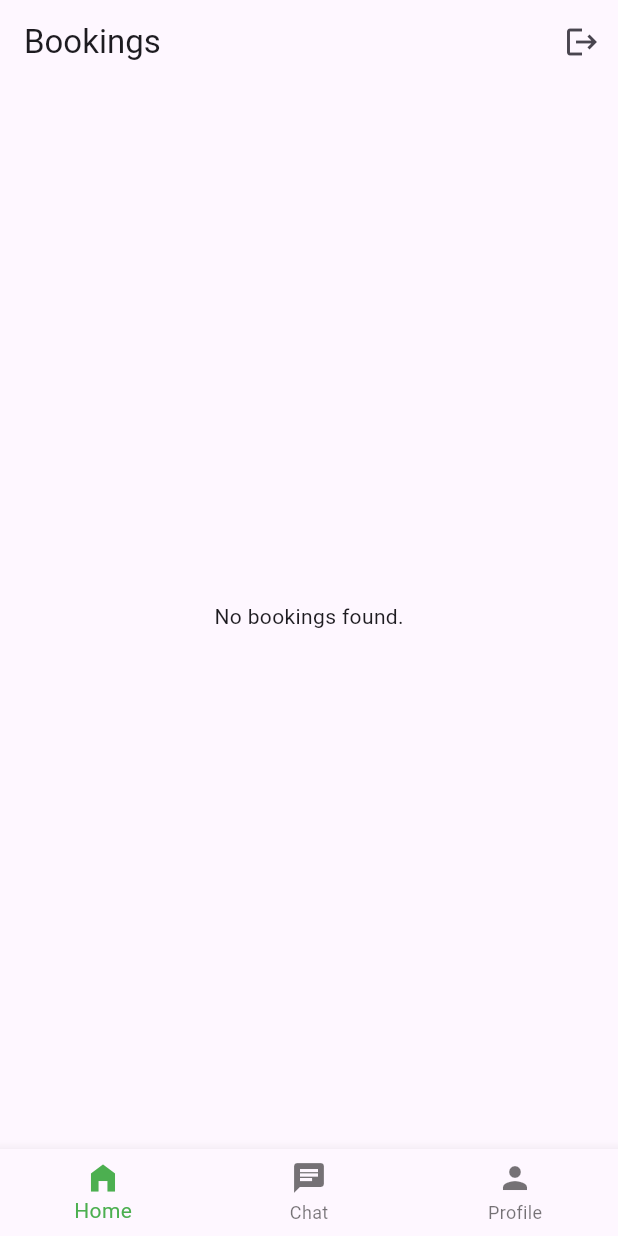
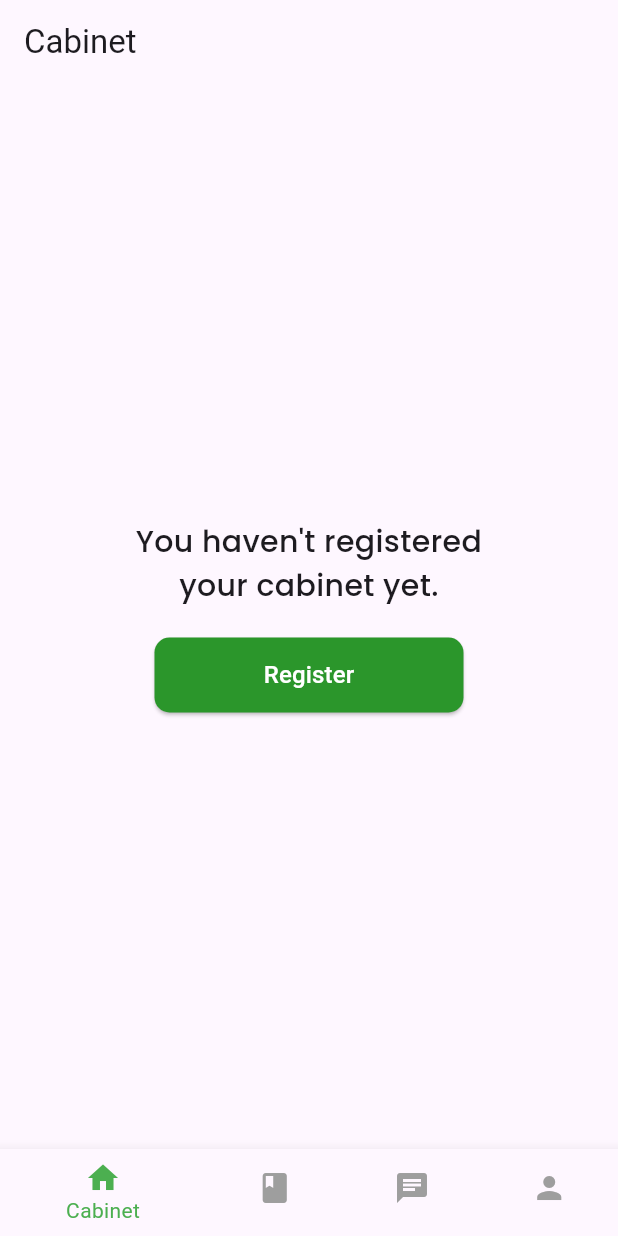
Before and after one commit to mattgorbava/doctors_app, a Flutter app: the DoctorHomePage screen opened directly with empty values, on a phone screen of 412 x 824 dp. Run offline on Flutter 3.47's test engine with Material 3 defaults, Android fonts, the phone set to English and light mode, and no system bars; our stand-ins replace cached_network_image, dio, file_picker, firebase_auth, firebase_core, firebase_database and 9 more; missing offline and left inert: cloudinary_public, flutter_polyline_points; accounts and stored records are empty; network calls fail.

Commit message:
Doctor CV can now be opened. Doctor can now register cabinet

```diff
--- a/lib/.env.dart
+++ b/lib/.env.dart
@@ -1 +1 @@
-const String googleAPIKey = 'AIzaSyDw1Dc1Trl7UFhdLUtK-YkJxtYwK3UhDg8';
+const String googleAPIKey = '';
--- a/lib/auth/register_screen.dart
+++ b/lib/auth/register_screen.dart
@@ -52,7 +52,7 @@ class _RegisterPageState extends State<RegisterPage> {
   var logger = Logger();
 
   final cloudinary = CloudinaryPublic(
-    'do7w8aw8e',
+    '',
     'doctors-app',
     cache: false,
   );
--- /dev/null
+++ b/lib/doctor/cabinet_page.dart
@@ -0,0 +1,105 @@
+import 'package:doctors_app/doctor/register_cabinet_page.dart';
+import 'package:doctors_app/model/cabinet.dart';
+import 'package:firebase_auth/firebase_auth.dart';
+import 'package:firebase_database/firebase_database.dart';
+import 'package:flutter/material.dart';
+import 'package:google_fonts/google_fonts.dart';
+
+class CabinetPage extends StatefulWidget {
+  const CabinetPage({super.key});
+
+  @override
+  State<CabinetPage> createState() => _CabinetPageState();
+}
+
+class _CabinetPageState extends State<CabinetPage> {
+  final FirebaseAuth _auth = FirebaseAuth.instance;
+  final DatabaseReference _db = FirebaseDatabase.instance.ref();
+
+  Cabinet? _cabinet;
+  bool _isLoading = true;
+
+  @override
+  void initState() {
+    super.initState();
+    _fetchCabinet();
+  }
+
+  Future<void> _fetchCabinet() async {
+    String? currentUserId = _auth.currentUser?.uid;
+    if (currentUserId != null) {
+      final cabinetReference = await FirebaseDatabase.instance.ref().child('Cabinets').child(currentUserId).once();
+      Cabinet? cabinet;
+      if (cabinetReference.snapshot.exists) {
+        final snapshot = await _db
+          .child('Cabinets')
+          .orderByChild('doctorId')
+          .equalTo(currentUserId)
+          .once();
+
+
+        if (snapshot.snapshot.exists) {
+          cabinet = Cabinet.fromMap(snapshot.snapshot.value as Map<String, dynamic>);
+        }
+
+      }
+      setState(() {
+        _cabinet = cabinet;
+        _isLoading = false;
+      });
+    }
+  }
+
+  @override
+  Widget build(BuildContext context) {
+    return _isLoading ? const Center(child: CircularProgressIndicator(),)
+      : Scaffold(
+          appBar: AppBar(
+            title: const Text('Cabinet'),
+            automaticallyImplyLeading: false,
+          ),
+          body: _cabinet == null ? Center(child: Column(
+            mainAxisAlignment: MainAxisAlignment.center,
+            children: [
+              Text('You haven\'t registered\nyour cabinet yet.',
+                style: GoogleFonts.poppins(fontSize: 20, fontWeight: FontWeight.w500),
+                textAlign: TextAlign.center,
+              ),
+              const SizedBox(height: 20,),
+              SizedBox(
+                  width: 0.5 * MediaQuery.of(context).size.width,
+                  height: 50,
+                  child: ElevatedButton(
+                    onPressed: () {
+                      Navigator.of(context).push(MaterialPageRoute(builder: (context) => const RegisterCabinetPage()));
+                    },
+                    style: ElevatedButton.styleFrom(
+                      backgroundColor: const Color(0xFF2B962B),
+                      padding: const EdgeInsets.symmetric(horizontal: 24, vertical: 12),
+                      shape: RoundedRectangleBorder(
+                        borderRadius: BorderRadius.circular(10),
+                      ),
+                    ),
+                    child: const Text('Register', style: TextStyle(fontSize: 16, color: Colors.white),),
+                  ),
+                ),
+            ]
+            ),)
+          : Column(
+            children: <Widget>[
+              ListTile(
+                title: Text(_cabinet!.name),
+                subtitle: Text('Rating: ${_cabinet!.rating}'),
+              ),
+              ListTile(
+                title: Text('Total Reviews: ${_cabinet!.totalReviews}'),
+                subtitle: Text('Capacity: ${_cabinet!.capacity}'),
+              ),
+              ListTile(
+                title: Text('Number of Patients: ${_cabinet!.numberOfPatients}'),
+              ),
+            ],
+          ),
+        );
+  }
+}
--- a/lib/doctor/doctor_home_page.dart
+++ b/lib/doctor/doctor_home_page.dart
@@ -1,3 +1,4 @@
+import 'package:doctors_app/doctor/cabinet_page.dart';
 import 'package:doctors_app/doctor/doctor_bookings_page.dart';
 import 'package:doctors_app/doctor/doctor_chatlist_page.dart';
 import 'package:doctors_app/doctor/doctor_profile.dart';
@@ -20,6 +21,7 @@ class _DoctorHomePageState extends State<DoctorHomePage> with WidgetsBindingObse
   int _selectedIndex = 0;
 
   final List<Widget> _children= <Widget>[
+    const CabinetPage(),
     const DoctorBookingsPage(),
     const DoctorChatlistPage(),
     const DoctorProfile(),
@@ -83,12 +85,19 @@ class _DoctorHomePageState extends State<DoctorHomePage> with WidgetsBindingObse
     return WillPopScope(
       onWillPop: _onWillPop,
       child: Scaffold(
-        body: _children.elementAt(_selectedIndex),
+        body: IndexedStack(
+          index: _selectedIndex,
+          children: _children,
+        ),
         bottomNavigationBar: BottomNavigationBar(
           items: const <BottomNavigationBarItem>[
             BottomNavigationBarItem(
-              icon: Icon(Icons.home_filled),
-              label: 'Home',
+              icon: Icon(Icons.home),
+              label: 'Cabinet'
+            ),
+            BottomNavigationBarItem(
+              icon: Icon(Icons.book),
+              label: 'Bookings',
             ),
             BottomNavigationBarItem(
               icon: Icon(Icons.chat),
@@ -101,6 +110,7 @@ class _DoctorHomePageState extends State<DoctorHomePage> with WidgetsBindingObse
           ],
           currentIndex: _selectedIndex,
           selectedItemColor: Colors.green,
+          unselectedItemColor: Colors.grey,
           onTap: _onItemTapped,
         ),
       ),
--- a/pubspec.yaml
+++ b/pubspec.yaml
@@ -34,6 +34,7 @@ dependencies:
   geolocator: ^13.0.3
   file_picker: ^9.2.1
   logger: ^2.5.0
+  geocoding: ^3.0.0
 
 dev_dependencies:
   flutter_test:
```
Also changed, not shown: lib/doctor/cabinet_location_picker.dart (added, +160 -0 lines), lib/doctor/register_cabinet_page.dart (added, +366 -0 lines), lib/model/cabinet.dart (+15 -12 lines), pubspec.lock, 1 other file.
